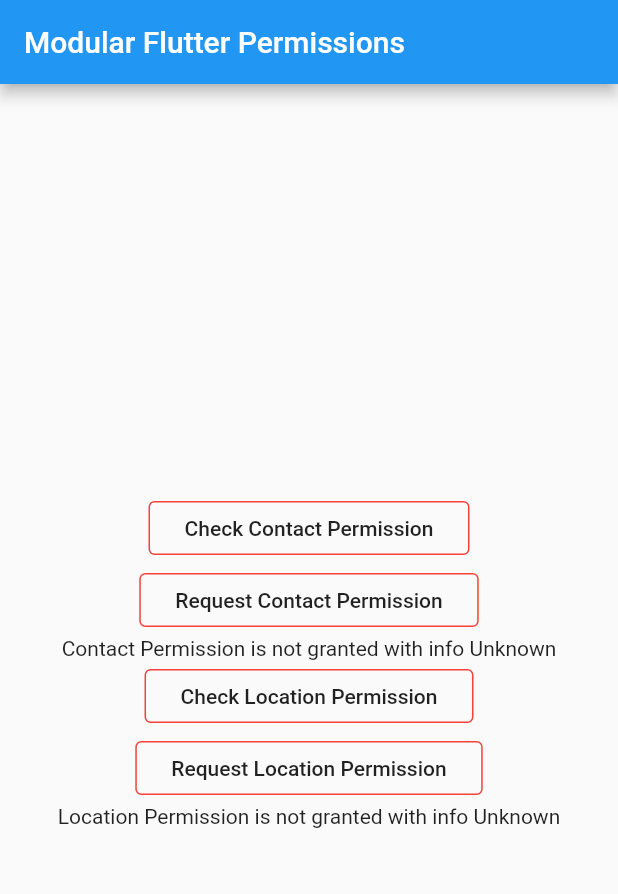
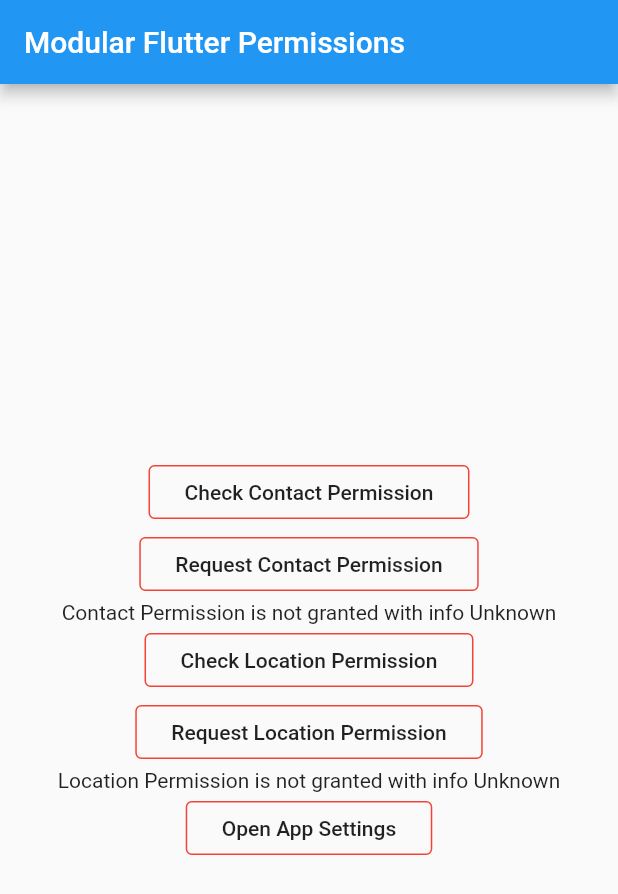
Before and after one commit to chillbrodev/modular_app_permissions, a Flutter app: the screen it shows after launch, on a phone screen of 412 x 824 dp. Shown: the top 894 px of the screen. Run offline on Flutter 3.47's test engine with Material 2 defaults, Android fonts, the phone set to English and light mode, and no system bars.

Commit message:
Added Open App Settings button.

```diff
--- a/example/lib/main.dart
+++ b/example/lib/main.dart
@@ -130,6 +130,22 @@ class _MyHomePageState extends State<MyHomePage> {
             ),
             Text(
                 'Location Permission is ${_locationPermissionStatus.granted ? 'granted' : 'not granted'} with info ${_locationPermissionStatus.info}'),
+            OutlineButton(
+              shape: RoundedRectangleBorder(
+                  borderRadius: BorderRadius.circular(4.0)),
+              borderSide: BorderSide(color: Colors.red),
+              child: Padding(
+                padding: const EdgeInsets.all(8.0),
+                child: Text(
+                  'Open App Settings',
+                  style: Theme.of(context).textTheme.button,
+                  textAlign: TextAlign.center,
+                ),
+              ),
+              onPressed: () async {
+                await ModularPermissions.openAppSettingsByType(PermissionType.LOCATION_ALWAYS);
+              },
+            ),
           ],
         ),
       ),
```
